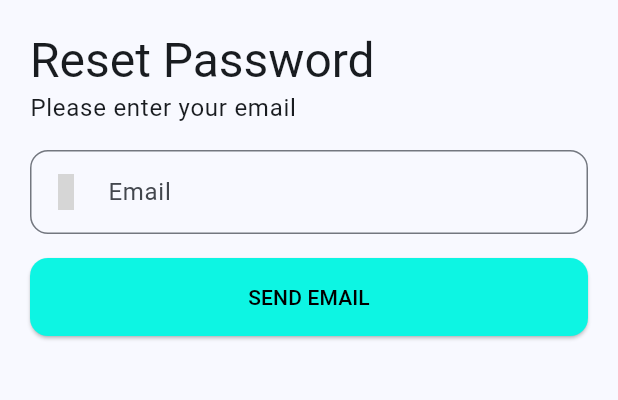
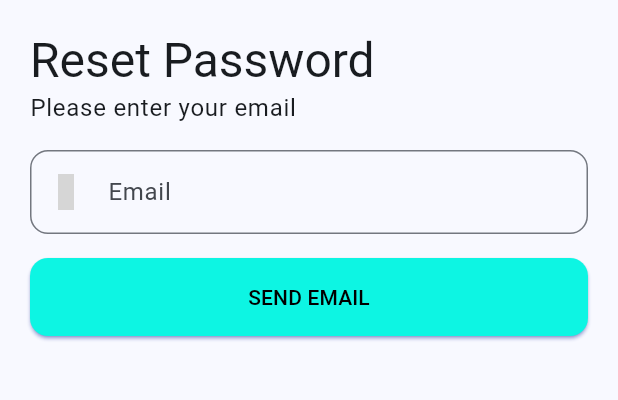
Before and after one commit to 3madhani/TalkVerse, a Flutter app: the ForgetPasswordScreen screen opened directly, on a phone screen of 412 x 824 dp, the part 339-739 px from its top. Run offline on Flutter 3.47's test engine with Material 3 defaults, Android fonts, the phone set to English and light mode, and no system bars; our stand-ins replace flutter_svg, iconsax; grey boxes are pictures that could not be loaded.

Commit message:
feat: enhance CustomElevatedButton with customizable background color and update chat home screen button style

```diff
--- a/lib/features/auth/presentation/views/widgets/custom_elevated_button.dart
+++ b/lib/features/auth/presentation/views/widgets/custom_elevated_button.dart
@@ -5,16 +5,23 @@ import '../../../../../core/constants/colors/colors.dart';
 class CustomElevatedButton extends StatelessWidget {
   final String label;
   final Function()? onPressed;
-  const CustomElevatedButton({super.key, required this.label, this.onPressed});
+  final Color backgroundColor;
+  const CustomElevatedButton({
+    super.key,
+    required this.label,
+    this.onPressed,
+    this.backgroundColor = AppColors.primaryColor,
+  });
 
   @override
   Widget build(BuildContext context) {
     return ElevatedButton(
       onPressed: onPressed,
       style: ElevatedButton.styleFrom(
+        shadowColor: Colors.indigoAccent,
         shape: RoundedRectangleBorder(borderRadius: BorderRadius.circular(12)),
         padding: const EdgeInsets.all(16),
-        backgroundColor: AppColors.primaryColor,
+        backgroundColor: backgroundColor,
       ),
       child: Center(
         child: Text(
--- a/lib/features/home/presentation/views/chat_home_screen.dart
+++ b/lib/features/home/presentation/views/chat_home_screen.dart
@@ -30,7 +30,7 @@ class ChatHomeScreen extends StatelessWidget {
                           'Enter Friend Email',
                           style: Theme.of(context).textTheme.bodyLarge,
                         ),
-                        IconButton(
+                        IconButton.filled(
                           onPressed: () {},
                           icon: const Icon(Iconsax.scan_barcode),
                         ),
@@ -43,6 +43,8 @@ class ChatHomeScreen extends StatelessWidget {
                     ),
                     const SizedBox(height: 16),
                     CustomElevatedButton(
+                      backgroundColor:
+                          Theme.of(context).colorScheme.primaryContainer,
                       label: 'Create Chat',
                       onPressed: () {},
                     ),
```
